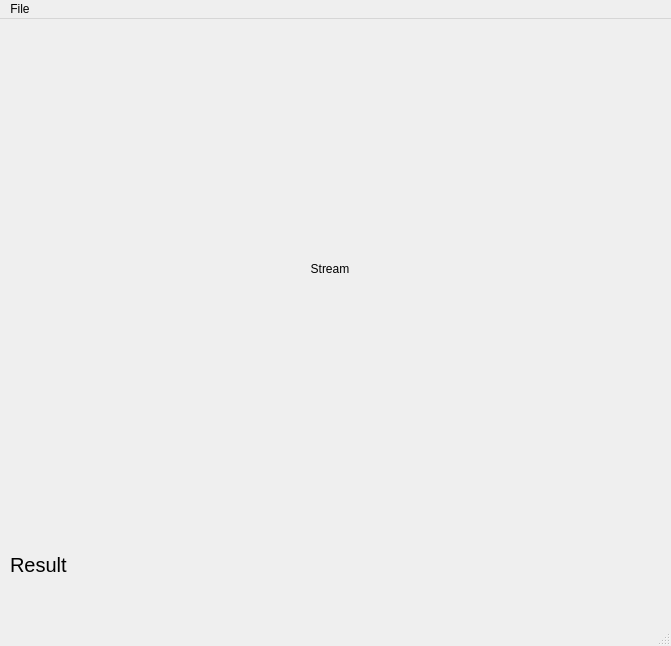
Before: the Qt Designer form ui_win/main_ui.ui in oatanurakch/YOLOv5_v7_GUIStreamWebcam, drawn with Qt 5.
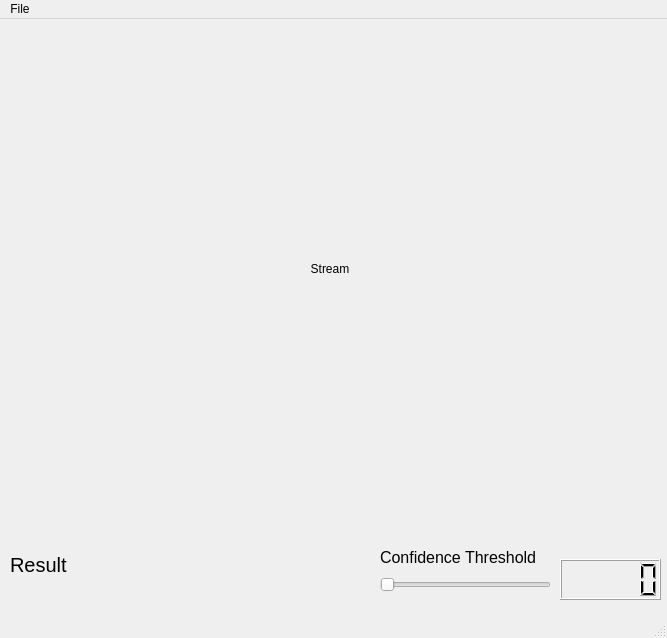
After: the same form once the commit is applied.

Commit message: update function for change conf value in GUI

Patch:
```diff
--- a/ui_win/main_ui.ui
+++ b/ui_win/main_ui.ui
@@ -6,8 +6,8 @@
    <rect>
     <x>0</x>
     <y>0</y>
-    <width>671</width>
-    <height>646</height>
+    <width>667</width>
+    <height>638</height>
    </rect>
   </property>
   <property name="windowTitle">
@@ -44,7 +44,7 @@
      <rect>
       <x>10</x>
       <y>510</y>
-      <width>641</width>
+      <width>351</width>
       <height>71</height>
      </rect>
     </property>
@@ -57,13 +57,60 @@
      <string>Result</string>
     </property>
    </widget>
+   <widget class="QSlider" name="conf_slider">
+    <property name="geometry">
+     <rect>
+      <x>380</x>
+      <y>550</y>
+      <width>171</width>
+      <height>31</height>
+     </rect>
+    </property>
+    <property name="minimum">
+     <number>1</number>
+    </property>
+    <property name="maximum">
+     <number>100</number>
+    </property>
+    <property name="orientation">
+     <enum>Qt::Horizontal</enum>
+    </property>
+   </widget>
+   <widget class="QLCDNumber" name="conf_display">
+    <property name="geometry">
+     <rect>
+      <x>560</x>
+      <y>540</y>
+      <width>101</width>
+      <height>41</height>
+     </rect>
+    </property>
+   </widget>
+   <widget class="QLabel" name="label">
+    <property name="geometry">
+     <rect>
+      <x>380</x>
+      <y>530</y>
+      <width>161</width>
+      <height>16</height>
+     </rect>
+    </property>
+    <property name="font">
+     <font>
+      <pointsize>12</pointsize>
+     </font>
+    </property>
+    <property name="text">
+     <string>Confidence Threshold</string>
+    </property>
+   </widget>
   </widget>
   <widget class="QMenuBar" name="menubar">
    <property name="geometry">
     <rect>
      <x>0</x>
      <y>0</y>
-     <width>671</width>
+     <width>667</width>
      <height>21</height>
     </rect>
    </property>
```
Left out of the diff: 19 changed lines with no effect on the pictures. The commit also changes 21 other files.
